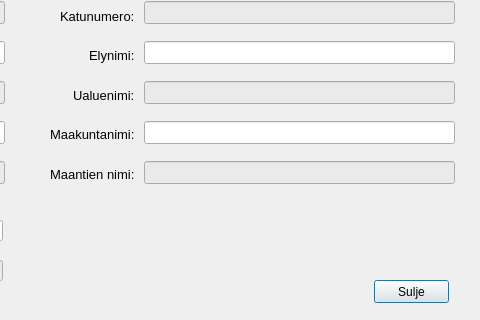
Old version of the form dialogs/PopUp_dialog.ui in the repository finnishtransportagency/QGIS-tieosoitetyokalu; both pictures show x 456 to 936 and y 110 to 430 of the 936 by 430 pixel window.
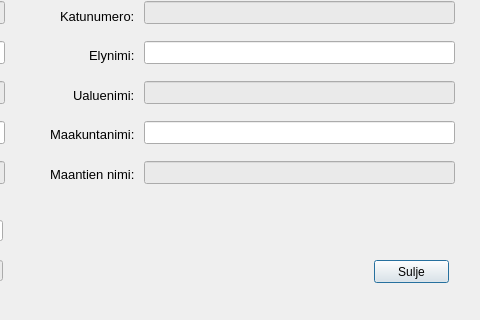
New version of the form.

Commit message: new widget icon appears after every reload

Patch:
```diff
--- a/dialogs/PopUp_dialog.ui
+++ b/dialogs/PopUp_dialog.ui
@@ -296,7 +296,7 @@
    <property name="geometry">
     <rect>
      <x>830</x>
-     <y>390</y>
+     <y>370</y>
      <width>75</width>
      <height>23</height>
     </rect>
```
The commit also changes 2 other files.
